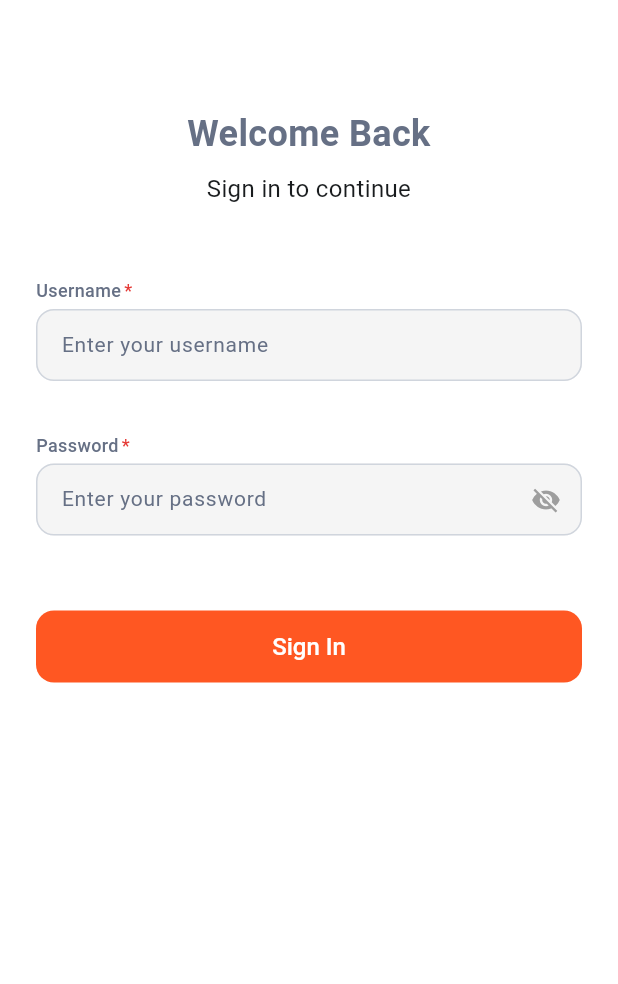
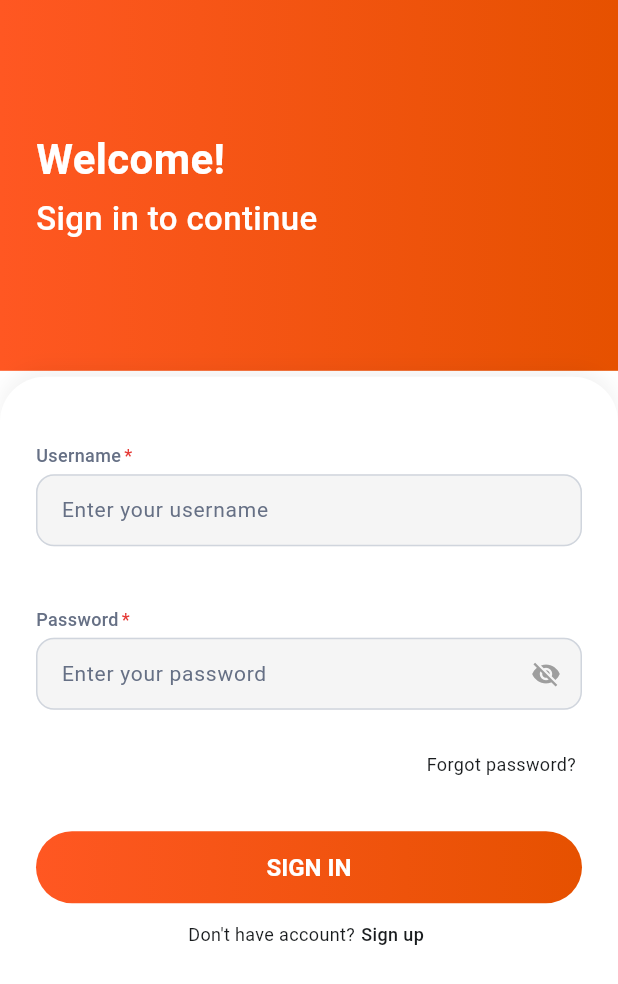
Before and after one commit to sedramerkhan/foody, a Flutter app: the screen it shows after launch, on a phone screen of 412 x 824 dp. Shown: the top 984 px of the screen. Run offline on Flutter 3.47's test engine with Material 3 defaults, Android fonts, the phone set to English and light mode, and no system bars; our stand-ins replace cached_network_image, connectivity_plus, flutter_secure_storage, flutter_svg, freezed_annotation, get_it and 2 more; missing offline and left inert: flutter_lazy_indexed_stack, flutter_skeleton_ui; accounts and stored records are empty; generated files the repository leaves out were written again.

Commit message:
style(signIn): improve uI

````diff
--- a/lib/l10n/intl_ar.arb
+++ b/lib/l10n/intl_ar.arb
@@ -7,6 +7,9 @@
   "signInEnterYourUsername": "أدخل اسم المستخدم",
   "signInEnterYourPassword": "أدخل كلمة المرور",
   "signInSignIn": "تسجيل الدخول",
+  "signInForgotPassword": "نسيت كلمة المرور؟",
+  "signInDontHaveAccount": "ليس لديك حساب؟",
+  "signInSignUp": "سجل الآن",
   "homeHome": "الرئيسية",
   "homeWelcome": "مرحباً!",
   "homeYouHaveSuccessfullySignedIn": "لقد قمت بتسجيل الدخول بنجاح.",
--- a/lib/l10n/intl_en.arb
+++ b/lib/l10n/intl_en.arb
@@ -7,6 +7,9 @@
   "signInEnterYourUsername": "Enter your username",
   "signInEnterYourPassword": "Enter your password",
   "signInSignIn": "Sign In",
+  "signInForgotPassword": "Forgot password?",
+  "signInDontHaveAccount": "Don't have account?",
+  "signInSignUp": "Sign up",
   "homeHome": "Home",
   "homeWelcome": "Welcome!",
   "homeYouHaveSuccessfullySignedIn": "You have successfully signed in.",
--- a/lib/presentation/sign_in/sign_in_screen.dart
+++ b/lib/presentation/sign_in/sign_in_screen.dart
@@ -1,5 +1,8 @@
 import 'package:foody/common_imports.dart';
 import 'package:foody/presentation/sign_in/sign_in_view_model.dart';
+import 'package:foody/shared/widgets/text_field/validation/text_field_validators.dart';
+import 'package:foody/presentation/sign_in/widgets/sign_in_gradient_header.dart';
+import 'package:foody/presentation/sign_in/widgets/sign_in_form_card.dart';
 
 class SignInScreen extends StatefulWidget {
   const SignInScreen({super.key});
@@ -13,6 +16,18 @@ class _SignInScreenState extends State<SignInScreen> {
   final _usernameController = TextEditingController();
   final _passwordController = TextEditingController();
   ApiResponse<Map<String, dynamic>>? _lastResponse;
+  late final String? Function(String?) _passwordValidator;
+
+  @override
+  void initState() {
+    super.initState();
+    // Initialize password validator with localized messages
+    final l10n = S.current;
+    _passwordValidator = Validators.passwordWithMessages(
+      requiredMessage: l10n.commonThisFieldIsRequired,
+      minLengthMessage: l10n.commonPasswordMustBeAtLeast8Characters,
+    );
+  }
 
   @override
   void dispose() {
@@ -35,6 +50,7 @@ class _SignInScreenState extends State<SignInScreen> {
     }
   }
 
+
   @override
   Widget build(BuildContext context) {
     // Can be used without context - uses S.current
@@ -49,72 +65,28 @@ class _SignInScreenState extends State<SignInScreen> {
         return IgnorePointer(
           ignoring: isLoading,
           child: Scaffold(
+            resizeToAvoidBottomInset: true,
             body: SafeArea(
-              child: SingleChildScrollView(
-                padding: EdgeInsets.symmetric(horizontal: 24.w, vertical: 32.h),
-                child: Form(
-                  key: _formKey,
-                  child: Column(
-                    crossAxisAlignment: CrossAxisAlignment.stretch,
+              bottom: false,
+              child: Stack(
                 children: [
-                      GapH(40.h),
-                      // Title
-                      AppText(
-                        l10n.signInWelcomeBack,
-                        typography: AppTypography.headingLargeBold,
-                        color: AppColors.textPrimary,
-                        textAlign: TextAlign.center,
-                      ),
-                      GapH(8.h),
-                      AppText(
-                        l10n.signInSignInToContinue,
-                        typography: AppTypography.bodyLargeRegular,
-                        color: AppColors.textSecondaryAlt,
-                        textAlign: TextAlign.center,
-                      ),
-                      GapH(48.h),
-                      // Username field
-                      LabeledTextField(
-                        label: l10n.signInUsername,
-                        controller: _usernameController,
-                        config: AppTextFieldConfig.standard(
-                          hintText: l10n.signInEnterYourUsername,
-                          isRequired: true,
-                          validator: (value) => value == null || value.trim().isEmpty
-                              ? l10n.commonThisFieldIsRequired
-                              : null,
-                          textInputAction: TextInputAction.next,
-                        ),
-                      ),
-                      GapH(24.h),
-                      // Password field
-                      LabeledTextField(
-                        label: l10n.signInPassword,
-                        controller: _passwordController,
-                        config: AppTextFieldConfig.password(
-                          hintText: l10n.signInEnterYourPassword,
-                          validator: (value) {
-                            if (value == null || value.trim().isEmpty) {
-                              return l10n.commonThisFieldIsRequired;
-                            }
-                            if (value.length < 8) {
-                              return l10n.commonPasswordMustBeAtLeast8Characters;
-                            }
-                            return null;
+                  const SignInGradientHeader(),
+                  SignInFormCard(
+                    formKey: _formKey,
+                    usernameController: _usernameController,
+                    passwordController: _passwordController,
+                    passwordValidator: _passwordValidator,
+                    viewModel: viewModel,
+                    isLoading: isLoading,
+                    onSignIn: () => _handleSignIn(viewModel),
+                    onForgotPassword: () {
+                      // TODO: Navigate to forgot password screen
                     },
-                          onSubmitted: (value) => _handleSignIn(viewModel),
-                        ),
-                      ),
-                      GapH(40.h),
-                      // Sign in button
-                      PrimaryButton(
-                        text: l10n.signInSignIn,
-                        onPressed: isLoading ? null : () => _handleSignIn(viewModel),
-                        isLoading: isLoading,
+                    onSignUp: () {
+                      // TODO: Navigate to sign up screen
+                    },
                   ),
                 ],
-                  ),
-                ),
               ),
             ),
           ),
--- /dev/null
+++ b/lib/presentation/sign_in/widgets/sign_in_form_card.dart
@@ -0,0 +1,149 @@
+import 'package:foody/common_imports.dart';
+import 'package:foody/presentation/sign_in/sign_in_view_model.dart';
+import 'package:foody/shared/widgets/buttons/app_button.dart';
+import 'package:foody/shared/widgets/buttons/app_button_config.dart';
+import 'package:foody/shared/widgets/buttons/app_button_style.dart';
+import 'package:foody/shared/widgets/text_field/validation/text_field_validators.dart';
+
+class SignInFormCard extends StatelessWidget {
+  final GlobalKey<FormState> formKey;
+  final TextEditingController usernameController;
+  final TextEditingController passwordController;
+  final String? Function(String?) passwordValidator;
+  final SignInViewModel viewModel;
+  final bool isLoading;
+  final VoidCallback onSignIn;
+  final VoidCallback onForgotPassword;
+  final VoidCallback onSignUp;
+
+  const SignInFormCard({
+    super.key,
+    required this.formKey,
+    required this.usernameController,
+    required this.passwordController,
+    required this.passwordValidator,
+    required this.viewModel,
+    required this.isLoading,
+    required this.onSignIn,
+    required this.onForgotPassword,
+    required this.onSignUp,
+  });
+
+  @override
+  Widget build(BuildContext context) {
+    final l10n = S.current;
+
+    return Align(
+      alignment: Alignment.bottomCenter,
+      child: Container(
+        width: double.infinity,
+        decoration: BoxDecoration(
+          color: AppColors.bgSurface,
+          borderRadius: BorderRadius.only(
+            topLeft: Radius.circular(30.r),
+            topRight: Radius.circular(30.r),
+          ),
+          boxShadow: [
+            BoxShadow(
+              color: Colors.black.withValues(alpha: 0.05),
+              blurRadius: 10,
+              offset: Offset(0, -5),
+            ),
+          ],
+        ),
+        child: SingleChildScrollView(
+          padding: EdgeInsets.all(24.w),
+          child: Form(
+            key: formKey,
+            child: Column(
+              crossAxisAlignment: CrossAxisAlignment.stretch,
+              children: [
+                GapH(20.h),
+                /// Username field
+                LabeledTextField(
+                  label: l10n.signInUsername,
+                  controller: usernameController,
+                  config: AppTextFieldConfig.standard(
+                    hintText: l10n.signInEnterYourUsername,
+                    isRequired: true,
+                    validator: (value) => value == null || value.trim().isEmpty
+                        ? l10n.commonThisFieldIsRequired
+                        : null,
+                    textInputAction: TextInputAction.next,
+                  ),
+                ),
+                GapH(16.h),
+                /// Password field
+                LabeledTextField(
+                  label: l10n.signInPassword,
+                  controller: passwordController,
+                  config: AppTextFieldConfig.password(
+                    hintText: l10n.signInEnterYourPassword,
+                    validator: passwordValidator,
+                    onSubmitted: (value) => onSignIn(),
+                  ),
+                ),
+                /// Forgot password
+                Align(
+                  alignment: Alignment.centerRight,
+                  child: AppClickableContainer(
+                    config:ClickableContainerConfig.enabled(onTap:  onForgotPassword),
+                    style: ClickableContainerStyle.standard(
+                      padding: EdgeInsets.symmetric(
+                        horizontal: 4.w,
+                        vertical: 4.h,
+                      ),
+                    ),
+                    child: AppText(
+                      l10n.signInForgotPassword,
+                      typography: AppTypography.bodySmallRegular,
+                      color: AppColors.textSecondaryAlt,
+                    ),
+                  ),
+                ),
+                GapH(32.h),
+                /// Gradient Sign in button
+                AppButton(
+                  text: l10n.signInSignIn.toUpperCase(),
+                  config: AppButtonConfig(
+                    onPressed: isLoading ? null : onSignIn,
+                    isLoading: isLoading,
+                  ),
+                  style: AppButtonStyle.gradientPrimary(),
+                  expandWidth: true,
+                ),
+                GapH(8.h),
+                /// Sign up
+                Row(
+                  mainAxisAlignment: MainAxisAlignment.center,
+                  children: [
+                    AppText(
+                      l10n.signInDontHaveAccount,
+                      typography: AppTypography.bodySmallRegular,
+                      color: AppColors.textSecondaryAlt,
+                    ),
+                    AppClickableContainer(
+                      config: ClickableContainerConfig.enabled(onTap: onSignUp),
+                      style: ClickableContainerStyle.standard(
+                        padding: EdgeInsets.symmetric(
+                          horizontal: 4.w,
+                          vertical: 4.h,
+                        ),
+                      ),
+                      child: AppText(
+                        l10n.signInSignUp,
+                        typography: AppTypography.bodySmallMedium,
+                      ),
+                    ),
+                  ],
+                ),
+                GapH(MediaQuery.heightOf(context) * 0.2),
+                // Bottom padding for scroll
+              ],
+            ),
+          ),
+        ),
+      ),
+    );
+  }
+}
--- /dev/null
+++ b/lib/presentation/sign_in/widgets/sign_in_gradient_header.dart
@@ -0,0 +1,45 @@
+import 'package:foody/common_imports.dart';
+
+class SignInGradientHeader extends StatelessWidget {
+  const SignInGradientHeader({super.key});
+
+  @override
+  Widget build(BuildContext context) {
+    final l10n = S.current;
+
+    return Container(
+      height: MediaQuery.heightOf(context) * 0.3,
+      width: double.infinity,
+      decoration: BoxDecoration(
+        gradient: LinearGradient(
+          begin: Alignment.centerLeft,
+          end: Alignment.centerRight,
+          colors: [
+            AppColors.brand500,
+            AppColors.brand700,
+          ],
+        ),
+      ),
+      child: Padding(
+        padding: EdgeInsets.symmetric(horizontal:24.w),
+        child: Column(
+          crossAxisAlignment: CrossAxisAlignment.start,
+          mainAxisAlignment: MainAxisAlignment.center,
+          children: [
+            AppText(
+              l10n.homeWelcome,
+              typography: AppTypography.headingXLargeBold,
+              color: Colors.white,
+            ),
+            GapH(4.h),
+            AppText(
+              l10n.signInSignInToContinue,
+              typography: AppTypography.headingMediumBold,
+              color: Colors.white,
+            ),
+          ],
+        ),
+      ),
+    );
+  }
+}
--- a/lib/shared/widgets/buttons/app_button.dart
+++ b/lib/shared/widgets/buttons/app_button.dart
@@ -12,14 +12,17 @@ import 'app_button_style.dart';
 /// Example:
 /// ```dart
 /// AppButton(
-///   child: Text('Click me'),
+///   text: 'Click me',
 ///   config: AppButtonConfig.enabled(onPressed: () => print('Clicked')),
 ///   style: AppButtonStyle.primary(),
 /// )
 /// ```
 class AppButton extends StatelessWidget {
-  /// The content/widget to display in the button
-  final Widget child;
+  /// The text to display on the button (if provided, child is ignored)
+  final String? text;
+
+  /// The content/widget to display in the button (used if text is not provided)
+  final Widget? child;
 
   /// Configuration for behavior (callbacks, loading state, etc.)
   final AppButtonConfig config;
@@ -32,28 +35,68 @@ class AppButton extends StatelessWidget {
 
   const AppButton({
     super.key,
-    required this.child,
+    this.text,
+    this.child,
     required this.config,
     this.style,
     this.expandWidth = false,
-  });
+  }) : assert(text != null || child != null, 'Either text or child must be provided');
 
   @override
   Widget build(BuildContext context) {
     final buttonStyle = style ?? AppButtonStyle.primary();
     final isDisabled = !config.canPress;
+    final buttonChild = _buildButtonChild(buttonStyle, isDisabled);
 
+    // If gradient is provided and button is enabled, use gradient decoration
+    if (buttonStyle.gradient != null && !isDisabled) {
+      return SizedBox(
+        width: config.width ?? (expandWidth ? double.infinity : null),
+        height: config.height ?? 48.h,
+        child: Container(
+          decoration: BoxDecoration(
+            gradient: buttonStyle.gradient,
+            borderRadius: BorderRadius.circular(buttonStyle.borderRadius),
+          ),
+          child: ElevatedButton(
+            onPressed: config.canPress ? config.onPressed : null,
+            style: buttonStyle.toButtonStyle(isDisabled: isDisabled).copyWith(
+              backgroundColor: WidgetStateProperty.all(Colors.transparent),
+              shadowColor: WidgetStateProperty.all(Colors.transparent),
+            ),
+            child: buttonChild,
+          ),
+        ),
+      );
+    }
+
+    // Default behavior - solid color (no gradient)
     return SizedBox(
       width: config.width ?? (expandWidth ? double.infinity : null),
       height: config.height ?? 48.h,
       child: ElevatedButton(
         onPressed: config.canPress ? config.onPressed : null,
         style: buttonStyle.toButtonStyle(isDisabled: isDisabled),
-        child: config.isLoading
-            ? _buildLoadingIndicator(buttonStyle, isDisabled)
-            : child,
+        child: buttonChild,
       ),
     );
+  }
+
+  Widget _buildButtonChild(AppButtonStyle buttonStyle, bool isDisabled) {
+    if (config.isLoading) {
+      return _buildLoadingIndicator(buttonStyle, isDisabled);
+    }
+
+    // If text is provided, use it with the style's textStyle
+    if (text != null) {
+      return Text(
+        text!,
+        style: buttonStyle.textStyle,
+      );
+    }
+
+    // Otherwise use the provided child
+    return child!;
   }
 
   Widget _buildLoadingIndicator(AppButtonStyle buttonStyle, bool isDisabled) {
--- a/lib/shared/widgets/buttons/app_button_style.dart
+++ b/lib/shared/widgets/buttons/app_button_style.dart
@@ -19,6 +19,7 @@ class AppButtonStyle {
   final EdgeInsets? padding;
   final double borderRadius;
   final double? elevation;
+  final Gradient? gradient;
 
   const AppButtonStyle({
     required this.textStyle,
@@ -31,6 +32,7 @@ class AppButtonStyle {
     this.padding,
     this.borderRadius = 12.0,
     this.elevation = 0,
+    this.gradient,
   });
 
   /// Factory constructor for primary button style
@@ -143,6 +145,33 @@ class AppButtonStyle {
     );
   }
 
+  /// Factory constructor for gradient primary button style
+  factory AppButtonStyle.gradientPrimary() {
+    return AppButtonStyle(
+      textStyle: ThemeTextStyle.fromTypography(
+        typography: AppTypography.bodyLargeMedium,
+        color: Colors.white,
+      ).materialTextStyle.copyWith(
+        fontWeight: FontWeight.bold,
+      ),
+      backgroundColor: AppColors.buttonBrand,
+      foregroundColor: Colors.white,
+      borderColor: Colors.transparent,
+      hoverColor: Colors.white.withValues(alpha: 0.2),
+      disabledBackgroundColor: AppColors.buttonDisabled,
+      disabledForegroundColor: AppColors.buttonLabelDisabled,
+      borderRadius: 25.0,
+      gradient: LinearGradient(
+        begin: Alignment.centerLeft,
+        end: Alignment.centerRight,
+        colors: [
+          AppColors.brand500,
+          AppColors.brand700,
+        ],
+      ),
+    );
+  }
+
   /// Convert to Flutter's ButtonStyle
   ButtonStyle toButtonStyle({bool isDisabled = false}) {
     final bgColor = isDisabled && disabledBackgroundColor != null
@@ -179,6 +208,7 @@ class AppButtonStyle {
     EdgeInsets? padding,
     double? borderRadius,
     double? elevation,
+    Gradient? gradient,
   }) {
     return AppButtonStyle(
       textStyle: textStyle ?? this.textStyle,
@@ -191,6 +221,7 @@ class AppButtonStyle {
       padding: padding ?? this.padding,
       borderRadius: borderRadius ?? this.borderRadius,
       elevation: elevation ?? this.elevation,
+      gradient: gradient ?? this.gradient,
     );
   }
 }
--- a/lib/shared/widgets/clickable_container/app_clickable_container.dart
+++ b/lib/shared/widgets/clickable_container/app_clickable_container.dart
@@ -42,7 +42,7 @@ class AppClickableContainer extends StatelessWidget {
     final containerStyle = style ?? ClickableContainerStyle.standard();
     final rippleColor = containerStyle.rippleColor ??
         (config.isClickable
-            ? AppColors.grey100.withValues(alpha: 0.8)
+            ? AppColors.grey100.withValues(alpha: 0.9)
             : null);
 
     return Container(
--- a/lib/shared/widgets/clickable_container/clickable_container_style.dart
+++ b/lib/shared/widgets/clickable_container/clickable_container_style.dart
@@ -1,5 +1,6 @@
 import 'package:flutter/material.dart';
 import 'package:foody/core/theme/color/app_colors.dart';
+import 'package:foody/shared/utils/auto_layout/screen_utils.dart';
 
 /// Visual styling configuration for ClickableContainer.
 ///
@@ -39,7 +40,7 @@ class ClickableContainerStyle {
       color: color,
       rippleColor: rippleColor,
       padding: padding,
-      borderRadius: borderRadius,
+      borderRadius: borderRadius ?? BorderRadius.circular(8.r),
       withShadows: false,
     );
   }
--- a/lib/shared/widgets/text_field/app_text_field.dart
+++ b/lib/shared/widgets/text_field/app_text_field.dart
@@ -1,4 +1,5 @@
 import 'package:flutter/material.dart';
+import 'package:foody/common_imports.dart';
 import 'package:foody/core/config/config.dart';
 import 'package:foody/shared/utils/auto_layout/screen_utils.dart';
 import 'app_text_field_config.dart';
@@ -112,16 +113,20 @@ class _AppTextFieldState extends State<AppTextField> {
             ),
           ),
         ),
-        if (widget.config.showErrorText && _errorMessage != null) ...[
-          SizedBox(height: 4.h),
-          Text(
-            _errorMessage!,
-            style: TextStyle(
-              color: _style.borderColors?.error,
-              fontSize: 12,
-            ),
+        SizedBox(
+          height: 14.h,
+          child: Column(
+            children: [
+              if (widget.config.showErrorText && _errorMessage != null) ...[
+                AppText(
+                  _errorMessage!,
+                  color: AppColors.textError,
+                  typography: AppTypography.bodyXSmallMedium,
+                ),
+              ],
+            ],
           ),
-        ],
+        ),
       ],
     );
   }
@@ -143,7 +148,8 @@ class _AppTextFieldState extends State<AppTextField> {
     final hasError = _errorMessage != null;
     final isDisabled = !widget.config.enabled;
 
-    final borderColor = _style.borderColors?.getColor(
+    final borderColor =
+        _style.borderColors?.getColor(
           isEmpty: isEmpty,
           isFocused: isFocused,
           hasError: hasError,
--- a/lib/shared/widgets/text_field/validation/text_field_validators.dart
+++ b/lib/shared/widgets/text_field/validation/text_field_validators.dart
@@ -102,6 +102,23 @@ class Validators {
     }
 
     return null;
+  }
+
+  /// Validates password with custom localized messages
+  /// Checks for required field and minimum length (8 characters)
+  static String? Function(String?) passwordWithMessages({
+    required String requiredMessage,
+    required String minLengthMessage,
+  }) {
+    return (String? value) {
+      if (value == null || value.trim().isEmpty) {
+        return requiredMessage;
+      }
+      if (value.length < 8) {
+        return minLengthMessage;
+      }
+      return null;
+    };
   }
 
   /// Validates strong password (letters, numbers, and special characters)
````
Lines whose indentation alone changed are shown as unchanged.
